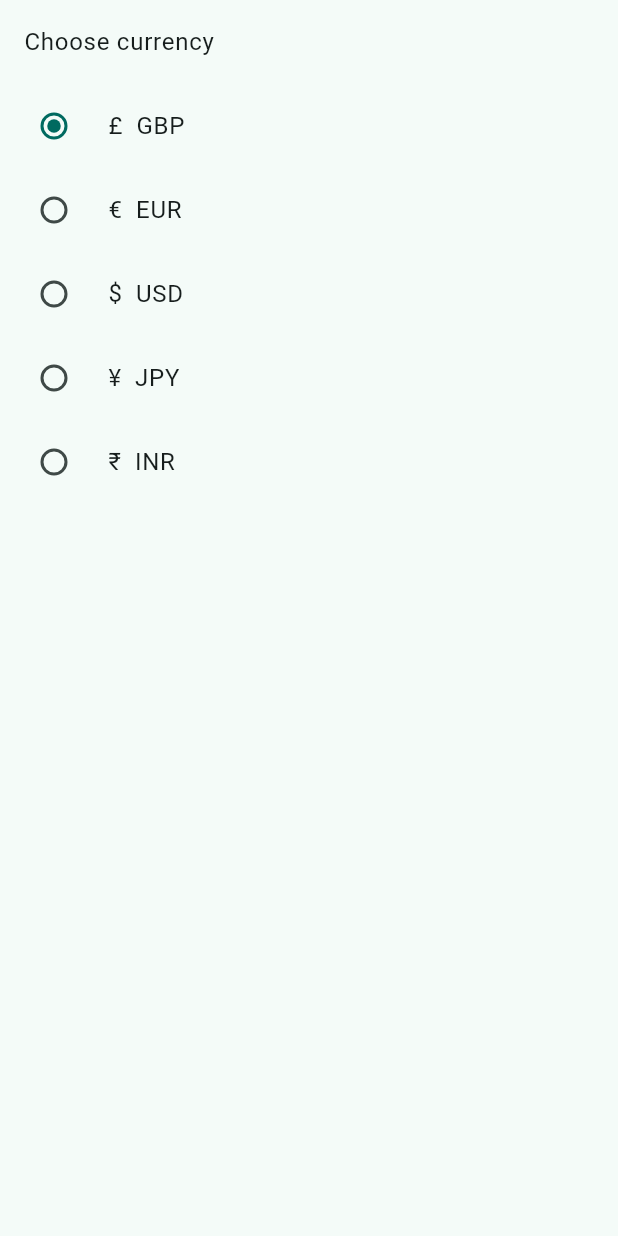
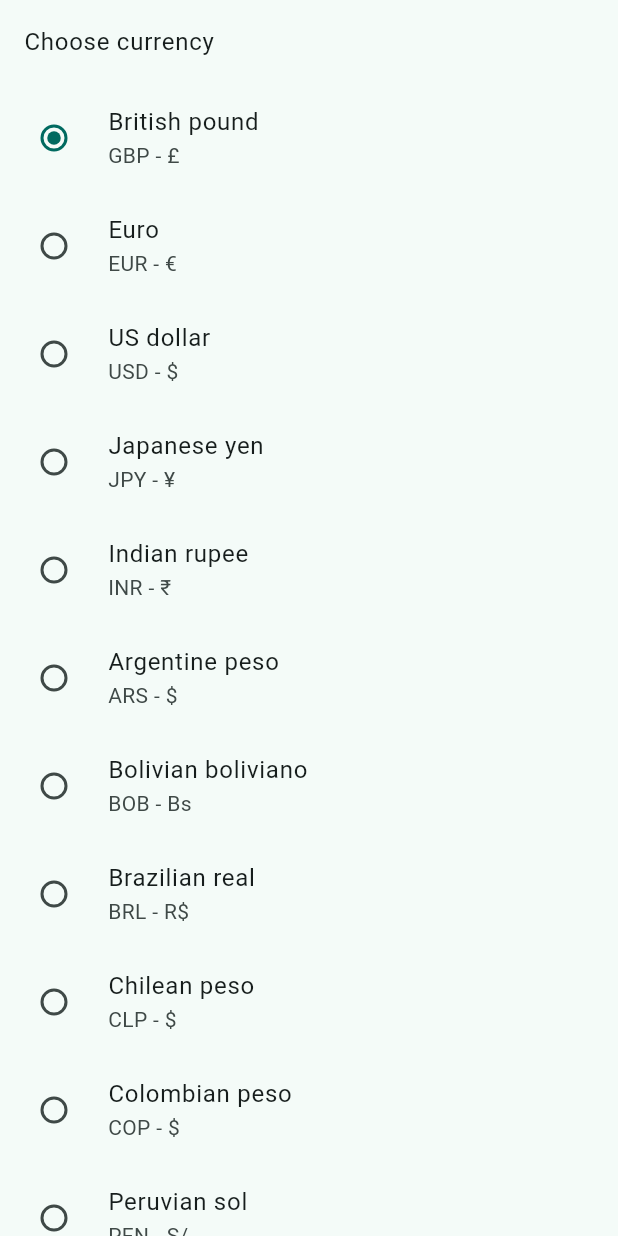
Before and after one commit to PabloSczn/truly-budget, a Flutter app: the _CurrencySheet widget shown alone on an empty page, opened directly, on a phone screen of 412 x 824 dp. Run offline on Flutter 3.47's test engine with Material 3 defaults, Android fonts, the phone set to English and light mode, and no system bars; our stand-ins replace file_picker, google_mobile_ads, package_info_plus, pdf, share_plus, shared_preferences; accounts and stored records are empty.

Commit message:
format of currency

```diff
--- a/lib/models/currency.dart
+++ b/lib/models/currency.dart
@@ -1,18 +1,61 @@
+enum CurrencySymbolPosition {
+  beforeAmount,
+  afterAmount,
+}
+
 class Currency {
   final String code;
   final String symbol;
-  const Currency(this.code, this.symbol);
+  final String name;
+  final CurrencySymbolPosition symbolPosition;
+  final bool separateSymbolAndAmount;
+
+  const Currency(
+    this.code,
+    this.symbol, {
+    this.name = '',
+    this.symbolPosition = CurrencySymbolPosition.beforeAmount,
+    this.separateSymbolAndAmount = false,
+  });
+
+  String get displayName => name.isEmpty ? code : name;
 }
 
 class Currencies {
   static const list = <Currency>[
-    Currency('GBP', '£'),
-    Currency('EUR', '€'),
-    Currency('USD', '\$'),
-    Currency('JPY', '¥'),
-    Currency('INR', '₹'),
+    Currency('GBP', '£', name: 'British pound'),
+    Currency(
+      'EUR',
+      '€',
+      name: 'Euro',
+      symbolPosition: CurrencySymbolPosition.afterAmount,
+    ),
+    Currency('USD', r'$', name: 'US dollar'),
+    Currency('JPY', '¥', name: 'Japanese yen'),
+    Currency('INR', '₹', name: 'Indian rupee'),
+    Currency('ARS', r'$', name: 'Argentine peso'),
+    Currency('BOB', 'Bs', name: 'Bolivian boliviano'),
+    Currency(
+      'BRL',
+      r'R$',
+      name: 'Brazilian real',
+      separateSymbolAndAmount: true,
+    ),
+    Currency('CLP', r'$', name: 'Chilean peso'),
+    Currency('COP', r'$', name: 'Colombian peso'),
+    Currency('PEN', 'S/', name: 'Peruvian sol'),
+    Currency('PYG', 'Gs', name: 'Paraguayan guarani'),
+    Currency('UYU', r'$', name: 'Uruguayan peso'),
   ];
 
   static Currency byCode(String code) =>
-      list.firstWhere((c) => c.code == code, orElse: () => list.first);
+      list.firstWhere((c) => c.code == code.toUpperCase(),
+          orElse: () => list.first);
+
+  static Currency? bySymbol(String symbol) {
+    for (final currency in list) {
+      if (currency.symbol == symbol) return currency;
+    }
+    return null;
+  }
 }
--- a/lib/widgets/currency_selector.dart
+++ b/lib/widgets/currency_selector.dart
@@ -46,7 +46,8 @@ class _CurrencySheet extends StatelessWidget {
             for (final c in Currencies.list)
               RadioListTile<String>(
                 value: c.code,
-                title: Text('${c.symbol}  ${c.code}'),
+                title: Text(c.displayName),
+                subtitle: Text('${c.code} - ${c.symbol}'),
               ),
           ],
         ),
--- a/pubspec.yaml
+++ b/pubspec.yaml
@@ -1,7 +1,7 @@
 name: truly_budget
 description: A clean Flutter budget app — TrulyBudget
 publish_to: 'none'
-version: 1.3.2+9
+version: 1.3.3+10
 
 environment:
   sdk: ">=3.0.0 <4.0.0"
```
Also changed, not shown: lib/utils/format.dart (+16 -2 lines), lib/widgets/money_amount_form_field.dart (+19 -3 lines), tests/format_test.dart (added, +30 -0 lines), tests/month_screen_test.dart (+2 -2 lines).
